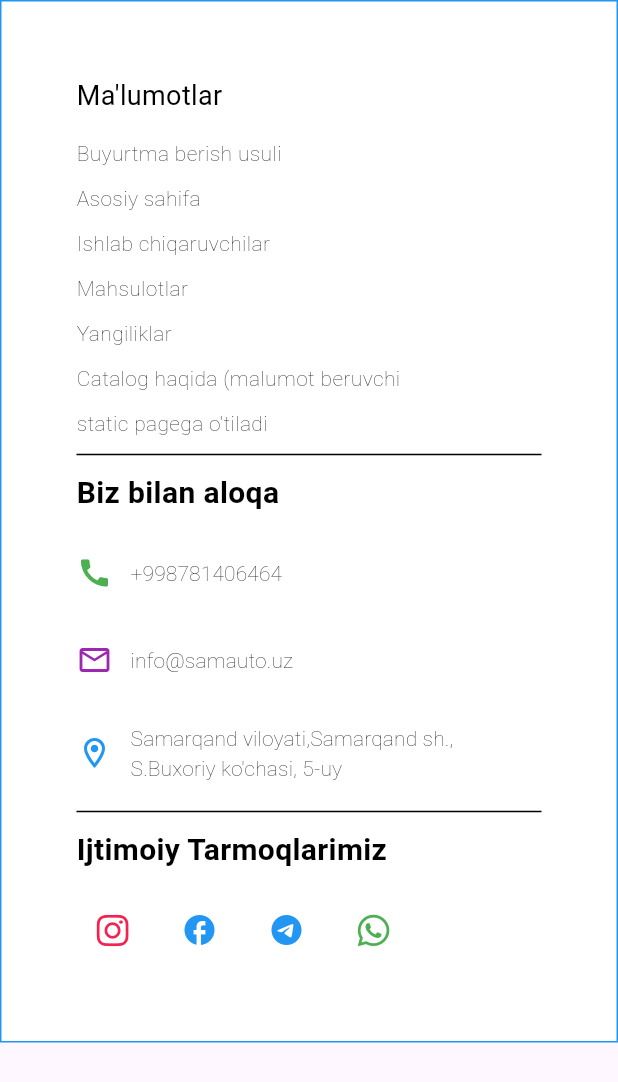
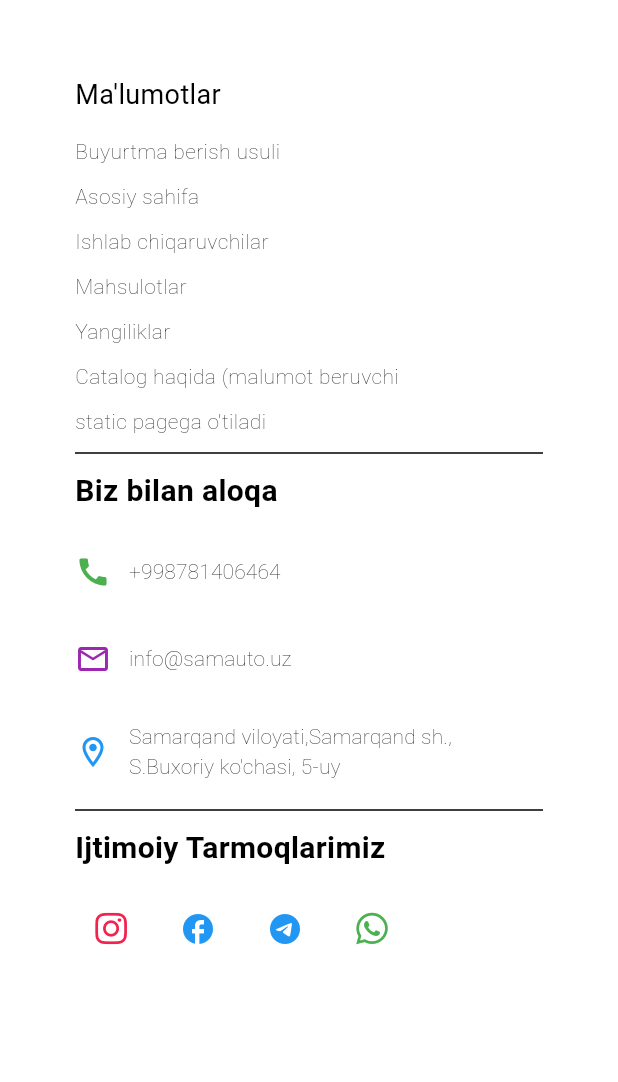
Before and after one commit to ogabek0909/catalogg, a Flutter app: the MobileFooterWidget widget shown alone on an empty page, opened directly, on a phone screen of 412 x 824 dp. Shown: the top 1082 px of the screen. Run offline on Flutter 3.47's test engine with Material 2 defaults, Android fonts, the phone set to English and light mode, and no system bars; our stand-ins replace carousel_slider, font_awesome_flutter, go_router; missing offline and left inert: flutter_quill; network calls fail.

Commit message:
all footer

```diff
--- a/lib/mobile/widgets/mobile_footer_widget.dart
+++ b/lib/mobile/widgets/mobile_footer_widget.dart
@@ -12,22 +12,10 @@ class _DesktopFooterWidgetState extends State<MobileFooterWidget> {
   @override
   Widget build(BuildContext context) {
     return Container(
-      decoration: const BoxDecoration(
     color: Colors.white,
-        border: Border(
-          bottom: BorderSide(color: Colors.blue),
-          left: BorderSide(color: Colors.blue),
-          top: BorderSide(color: Colors.blue),
-          right: BorderSide(color: Colors.blue),
-        ),
-      ),
-      // alignment: Alignment.center,
-      // height: 280,
       width: double.infinity,
-      // color: Colors.grey,
       child: Padding(
         padding: const EdgeInsets.symmetric(horizontal: 50, vertical: 50),
-        child: SingleChildScrollView(
         child: Column(
           crossAxisAlignment: CrossAxisAlignment.start,
           children: [
@@ -222,7 +210,6 @@ class _DesktopFooterWidgetState extends State<MobileFooterWidget> {
           ],
         ),
       ),
-      ),
     );
   }
 }
```
Also changed, not shown: lib/mobile/screens/mobile_home_screen.dart (+6 -1 lines), lib/tablet/tablet_home_screen.dart (+6 -5 lines). Lines whose indentation alone changed are shown as unchanged.
